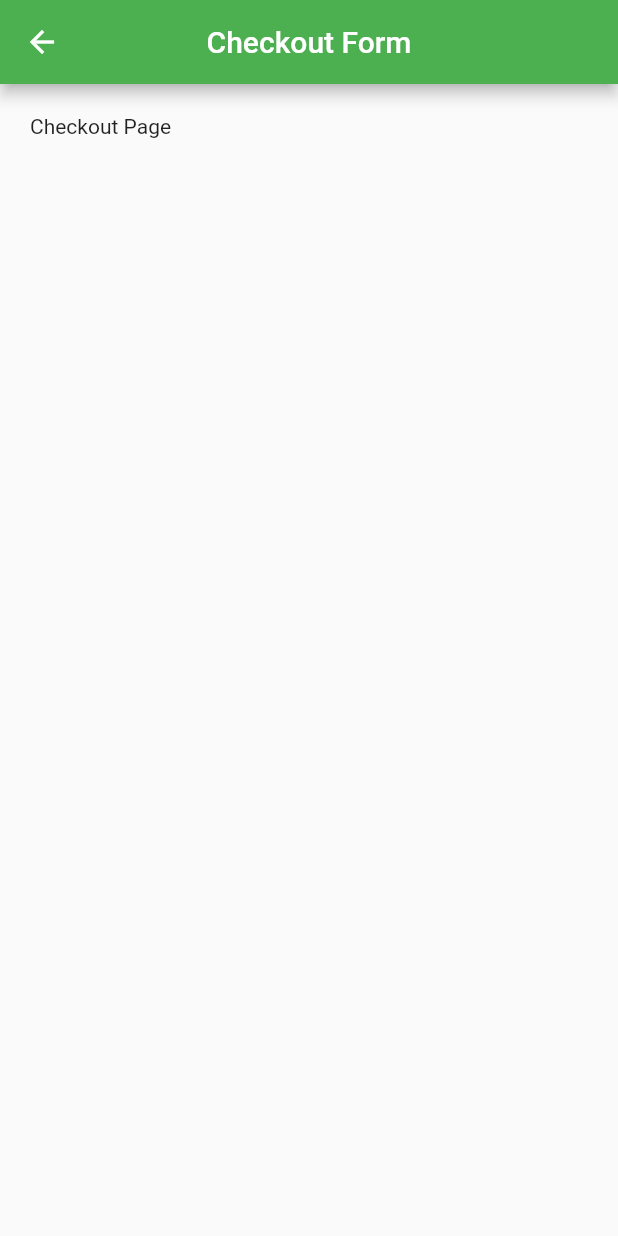
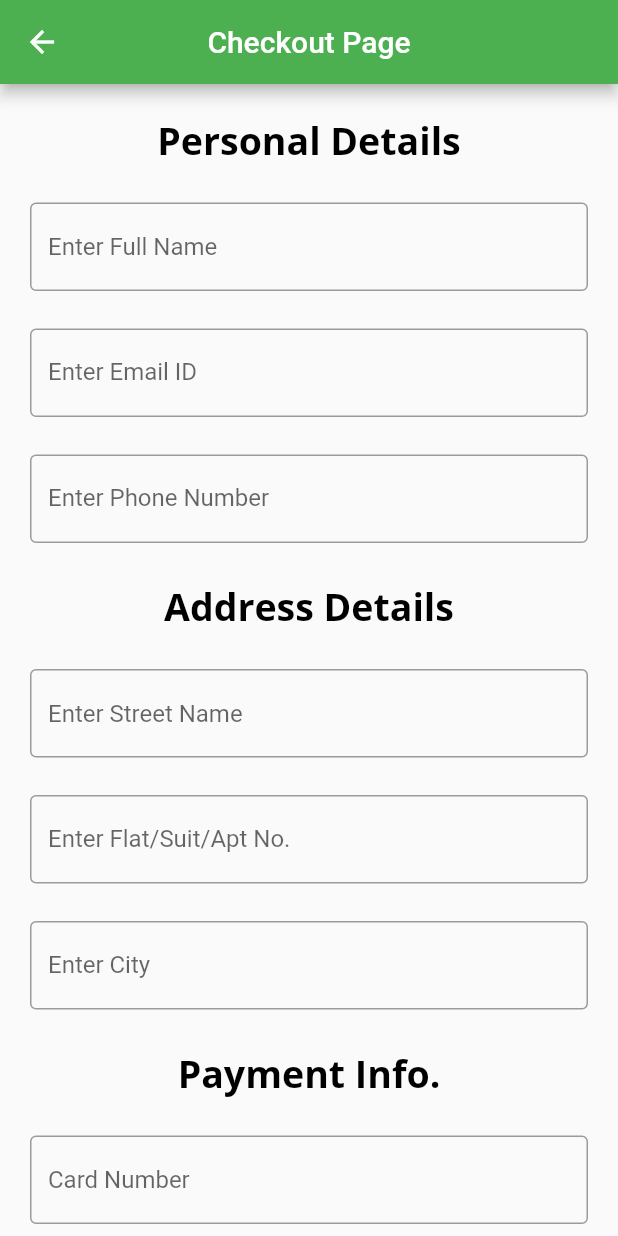
Before and after one commit to makanianandi/Fruits_Shop, a Flutter app: the ProductDetails screen opened directly with empty values, after a tap on "ADD TO CART", on a phone screen of 412 x 824 dp. Run offline on Flutter 3.47's test engine with Material 2 defaults, Android fonts, the phone set to English and light mode, and no system bars; our stand-ins replace animated_splash_screen.

```diff
--- a/lib/ProductDetails.dart
+++ b/lib/ProductDetails.dart
@@ -1,7 +1,6 @@
 import 'package:flutter/material.dart';
 import 'package:flutter/widgets.dart';
-import 'package:fruits_shop/cart.dart';
-import 'package:quantity_input/quantity_input.dart';
+import 'package:fruits_shop/checkout.dart';
 import 'Product.dart';
 
 class ProductDetails extends StatelessWidget {
@@ -40,7 +39,7 @@ class ProductDetails extends StatelessWidget {
                 SizedBox(height: 30),
               ],),
               Column(children: [
-                Text(product.description,style: TextStyle(fontSize: 20,height: 1.7),),
+                Text(product.description,textAlign: TextAlign.justify ,style: TextStyle(fontSize: 20,height: 1.7),),
               ],),
               Column(children: [
                 SizedBox(height: 40),
@@ -49,7 +48,7 @@ class ProductDetails extends StatelessWidget {
                 ElevatedButton(
                   onPressed: () {
                     // Respond to button press
-                    Navigator.push(context,  MaterialPageRoute(builder: (context) => Cart()),);
+                    Navigator.push(context,  MaterialPageRoute(builder: (context) => Checkout()),);
                   },
                   style: ElevatedButton.styleFrom(
                       padding: const EdgeInsets.fromLTRB(50, 15, 50, 15)
--- a/lib/cart.dart
+++ /dev/null
@@ -1,24 +0,0 @@
-import 'dart:ui';
-
-import 'package:flutter/cupertino.dart';
-import 'package:flutter/material.dart';
-
-class Cart extends StatelessWidget{
-  @override
-  Widget build(BuildContext context) {
-    return Scaffold(
-      appBar: AppBar(
-        title: Text("Checkout Form"),
-        centerTitle: true,
-      ),
-        body: Padding(
-          padding: const EdgeInsets.all(20),
-          child: Column(
-            children:[
-              Text("Checkout Page")
-            ]
-          )
-        )
-    );
-  }
-}
--- /dev/null
+++ b/lib/checkout.dart
@@ -0,0 +1,175 @@
+import 'package:flutter/material.dart';
+import 'package:flutter/services.dart';
+import 'package:fruits_shop/SuccessPage.dart';
+
+void main() => runApp(Checkout());
+
+class Checkout extends StatelessWidget {
+  Checkout({super.key});
+  final _formKey = GlobalKey<FormState>();
+
+
+  @override
+  Widget build(BuildContext context) {
+    return Scaffold(
+      appBar: AppBar(
+        title: const Text("Checkout Page"),
+        centerTitle: true,
+        ),
+        body: const SingleChildScrollView (
+          child: MyCustomForm(),
+      ));
+  }
+}
+
+class MyCustomForm extends StatelessWidget {
+  const MyCustomForm({super.key});
+
+  @override
+  Widget build(BuildContext context) {
+
+
+    return Column(
+      mainAxisAlignment: MainAxisAlignment.spaceBetween,
+      children: <Widget>[
+        Column(
+
+            children:[
+              SizedBox(height: 20),
+            ]),
+        const Text(
+          'Personal Details',
+          style: TextStyle(
+            color: Colors.black,
+            fontFamily: 'OpenSans',
+            fontSize: 25.0,
+            fontWeight: FontWeight.bold,
+          ),
+        ),
+        const Padding(
+          padding: EdgeInsets.only(left: 20, right: 20, top: 25),
+          child: TextField(
+            decoration: InputDecoration(
+              border: OutlineInputBorder(),
+              hintText: 'Enter Full Name',
+            ),
+          ),
+        ),
+        Padding(
+          padding: const EdgeInsets.only(left: 20, right: 20, top: 25),
+          child: TextFormField(
+            decoration: const InputDecoration(
+              border: OutlineInputBorder(),
+              labelText: 'Enter Email ID',
+            ),
+            keyboardType: TextInputType.emailAddress,
+            inputFormatters: [FilteringTextInputFormatter.singleLineFormatter],
+          ),
+        ),
+        Padding(
+          padding: const EdgeInsets.only(left: 20, right: 20, top: 25, bottom: 25),
+          child: TextFormField(
+            decoration: const InputDecoration(
+              border: OutlineInputBorder(),
+              labelText: 'Enter Phone Number',),
+            keyboardType: TextInputType.number,
+            inputFormatters: [FilteringTextInputFormatter.digitsOnly],
+          ),
+        ),
+        const Text(
+          'Address Details',
+          style: TextStyle(
+            color: Colors.black,
+            fontFamily: 'OpenSans',
+            fontSize: 25.0,
+            fontWeight: FontWeight.bold,
+          ),
+        ),
+        const Padding(
+          padding: EdgeInsets.only(left: 20, right: 20, top: 25),
+          child: TextField(
+            decoration: InputDecoration(
+              border: OutlineInputBorder(),
+              hintText: 'Enter Street Name',
+            ),
+          ),
+        ),
+        Padding(
+          padding: const EdgeInsets.only(left: 20, right: 20, top: 25),
+          child: TextFormField(
+            decoration: const InputDecoration(
+              border: OutlineInputBorder(),
+              labelText: 'Enter Flat/Suit/Apt No.',
+            ),
+          ),
+        ),
+        Padding(
+          padding: const EdgeInsets.only(left: 20, right: 20, top: 25, bottom: 25),
+          child: TextFormField(
+            decoration: const InputDecoration(
+              border: OutlineInputBorder(),
+              labelText: 'Enter City',
+            ),
+          ),
+        ),
+        const Text(
+          'Payment Info.',
+          style: TextStyle(
+            color: Colors.black,
+            fontFamily: 'OpenSans',
+            fontSize: 25.0,
+            fontWeight: FontWeight.bold,
+          ),
+        ),
+        Padding(
+          padding: EdgeInsets.only(left: 20, right: 20, top: 25),
+          child: TextField(
+            decoration: InputDecoration(
+              border: OutlineInputBorder(),
+              hintText: 'Card Number',
+            ),
+            keyboardType: TextInputType.number,
+            inputFormatters: [FilteringTextInputFormatter.digitsOnly],
+          ),
+        ),
+        Padding(
+          padding: const EdgeInsets.only(left: 20, right: 20, top: 25),
+          child: TextFormField(
+            decoration: const InputDecoration(
+              border: OutlineInputBorder(),
+              labelText: 'Expiry Date (i.e MM/YY)',
+            ),
+            keyboardType: TextInputType.datetime,
+          ),
+        ),
+        Padding(
+          padding: const EdgeInsets.only(left: 20, right: 20, top: 25, bottom: 25),
+          child: TextFormField(
+            obscureText: true,
+            decoration: const InputDecoration(
+              border: OutlineInputBorder(),
+              labelText: 'CVV',
+            ),
+            inputFormatters: [FilteringTextInputFormatter.digitsOnly],
+          ),
+        ),
+        Column(children: [
+          ElevatedButton(
+            onPressed: () {
+              // Respond to button press
+              Navigator.push(context,  MaterialPageRoute(builder: (context) => SuccessPage()),);
+            },
+            style: ElevatedButton.styleFrom(
+                padding: const EdgeInsets.fromLTRB(50, 15, 50, 15)
+            ),
+            child: const Text('Place Order',style: TextStyle(fontSize: 20)),
+          ),
+        ],),
+        Column(
+            children:[
+              SizedBox(height: 30),
+            ]),
+      ],
+    );
+  }
+}
--- a/pubspec.yaml
+++ b/pubspec.yaml
@@ -55,6 +55,10 @@ dev_dependencies:
 
 # The following section is specific to Flutter packages.
 flutter:
+  fonts:
+    - family: OpenSans
+      fonts:
+        - asset: assets/OpenSans-VariableFont_wdth,wght.ttf
 
   # The following line ensures that the Material Icons font is
   # included with your application, so that you can use the icons in
@@ -76,6 +80,7 @@ flutter:
       - assets/images/pomogr.png
       - assets/images/raspberry.png
       - assets/images/button.png
+      - assets/mark.png
   # An image asset can refer to one or more resolution-specific "variants", see
   # https://flutter.dev/assets-and-images/#resolution-aware
 
```
Also changed, not shown: lib/MyHomePage .dart (+9 -9 lines), lib/SuccessPage.dart (added, +91 -0 lines), assets/OpenSans-VariableFont_wdth,wght.ttf (added), assets/images/mark.png (added).
